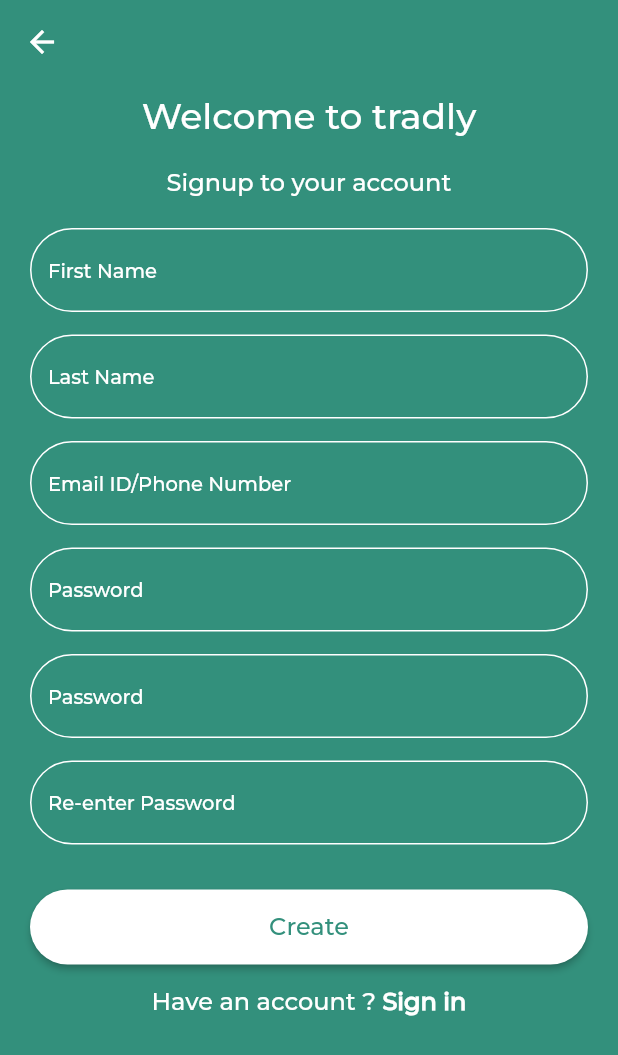
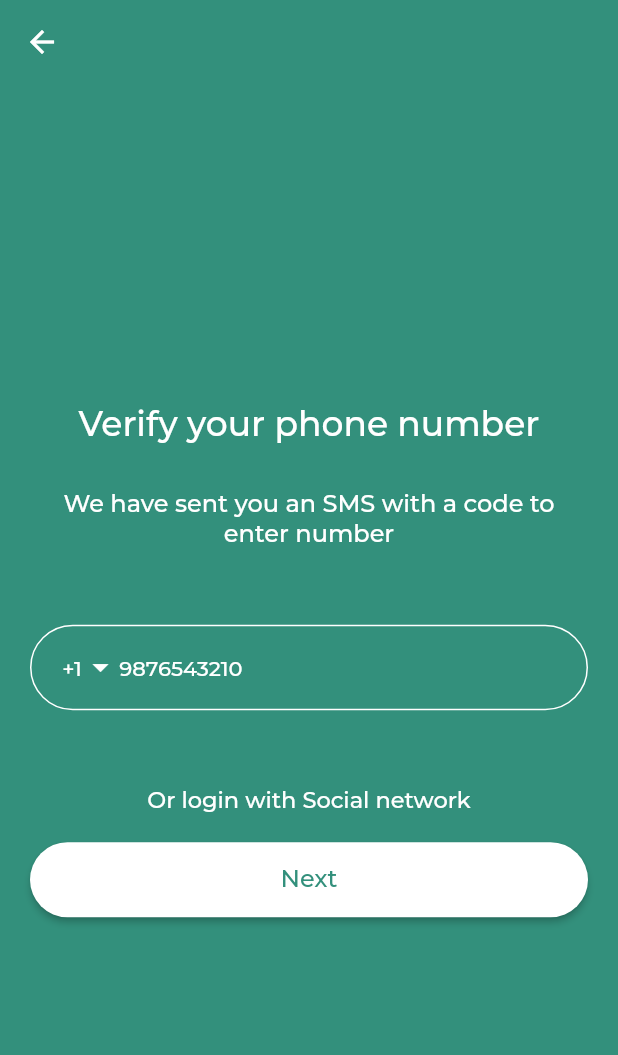
Before and after one commit to linhxeom1996/My_UI, a Flutter app: the screen it shows after launch, on a phone screen of 412 x 824 dp. Shown: the top 1055 px of the screen. Run offline on Flutter 3.47's test engine with Material 2 defaults, Android fonts, the phone set to English and light mode, and no system bars; our stand-ins replace easy_localization.

Commit message:
verify phone page

```diff
--- a/market_place/assets/translations/en.json
+++ b/market_place/assets/translations/en.json
@@ -19,5 +19,8 @@
     "re password": "Re-enter Password",
     "create": "Create",
     "have an account": "Have an account ? ",
-    "sign in": "Sign in"
+    "sign in": "Sign in",
+    "verify your phone": "Verify your phone number",
+    "we have sent": "We have sent you an SMS with a code to enter number",
+    "or login with": "Or login with Social network"
 }
--- a/market_place/lib/main.dart
+++ b/market_place/lib/main.dart
@@ -2,6 +2,7 @@
 import 'package:flutter/material.dart';
 import 'package:home_clean/screen/intro/intro_page.dart';
 import 'package:home_clean/screen/login/login_page.dart';
+import 'package:home_clean/screen/send_otp/send_otp_page.dart';
 
 import 'screen/register/register_page.dart';
 
@@ -37,7 +38,7 @@
       theme: ThemeData(
         primarySwatch: Colors.blue,
       ),
-      home: const RegisterPage(),
+      home: const SendOTPPage(),
     );
   }
 }
--- /dev/null
+++ b/market_place/lib/screen/send_otp/send_otp_page.dart
@@ -0,0 +1,140 @@
+import 'package:easy_localization/easy_localization.dart';
+import 'package:flutter/material.dart';
+import 'package:home_clean/screen/extentions/style_text_extention.dart';
+import 'package:home_clean/screen/widgets/elevator_button_base.dart';
+import 'package:home_clean/screen/widgets/text_field_base.dart';
+
+import '../extentions/color_extention.dart';
+
+class SendOTPPage extends StatelessWidget {
+  const SendOTPPage({Key? key}) : super(key: key);
+
+  @override
+  Widget build(BuildContext context) {
+    return Scaffold(
+      resizeToAvoidBottomInset: false,
+      backgroundColor: ColorBase.mainGreenColor,
+      appBar: AppBar(
+        backgroundColor: Colors.transparent,
+        leading: const Icon(
+          Icons.arrow_back,
+          color: ColorBase.whiteColor,
+        ),
+        elevation: 0.0,
+      ),
+      body: Padding(
+        padding: const EdgeInsets.symmetric(horizontal: 20),
+        child: Column(
+          mainAxisAlignment: MainAxisAlignment.center,
+          children: <Widget>[
+            Text(
+              "verify your phone".tr(),
+              textAlign: TextAlign.center,
+              style: TextStyleBase.montserratStyle(
+                  color: ColorBase.whiteColor, size: 23),
+            ),
+            Padding(
+              padding: const EdgeInsets.only(top: 30, bottom: 50),
+              child: Text(
+                "we have sent".tr(),
+                textAlign: TextAlign.center,
+                style: TextStyleBase.montserratStyle(
+                    color: ColorBase.whiteColor, size: 16),
+              ),
+            ),
+            const PhoneNumber(),
+            Padding(
+              padding: const EdgeInsets.only(top: 50, bottom: 20),
+              child: GestureDetector(
+                onTap: () {},
+                child: Text(
+                  "or login with".tr(),
+                  style: TextStyleBase.montserratStyle(
+                      color: ColorBase.whiteColor, size: 15),
+                ),
+              ),
+            ),
+            ElevatorButtonBase(text: "next".tr(), onPressed: () {})
+          ],
+        ),
+      ),
+    );
+  }
+}
+
+class PhoneNumber extends StatefulWidget {
+  const PhoneNumber({Key? key}) : super(key: key);
+
+  @override
+  State<PhoneNumber> createState() => _PhoneNumberState();
+}
+
+class _PhoneNumberState extends State<PhoneNumber> {
+  final List<String> items = [
+    "+1",
+    "+7",
+    "+32",
+    "+33",
+    "+39",
+    "+44",
+    "+49",
+    "+81",
+    "+84",
+    "+86",
+    "+850",
+  ];
+
+  String _dropdownvalue = "+1";
+
+  @override
+  Widget build(BuildContext context) {
+    return TextFormField(
+      decoration: InputDecoration(
+        hintText: "9876543210",
+        hintStyle: TextStyleBase.montserratStyle(
+            color: ColorBase.whiteColor, size: 14),
+        enabledBorder: OutlineInputBorder(
+          borderSide: const BorderSide(
+            width: 1,
+            color: ColorBase.whiteColor,
+          ),
+          borderRadius: BorderRadius.circular(30),
+        ),
+        focusedBorder: OutlineInputBorder(
+          borderSide: const BorderSide(
+            width: 1,
+            color: ColorBase.whiteColor,
+          ),
+          borderRadius: BorderRadius.circular(30),
+        ),
+        prefixIcon: DropdownButton<String>(
+          icon: const Icon(
+            Icons.arrow_drop_down,
+            color: ColorBase.whiteColor,
+          ),
+          iconSize: 25,
+          value: _dropdownvalue,
+          underline: Container(),
+          alignment: Alignment.centerRight,
+          style: TextStyleBase.montserratStyle(
+              color: ColorBase.whiteColor, size: 14),
+          dropdownColor: ColorBase.mainGreenColor,
+          items: items
+              .map((String item) => DropdownMenuItem<String>(
+                    value: item,
+                    child: Text(item),
+                  ))
+              .toList(),
+          onChanged: (String? value) {
+            setState(() {
+              _dropdownvalue = value!;
+            });
+          },
+        ),
+      ),
+      style:
+          TextStyleBase.montserratStyle(color: ColorBase.whiteColor, size: 13),
+      cursorColor: ColorBase.whiteColor,
+    );
+  }
+}
```
